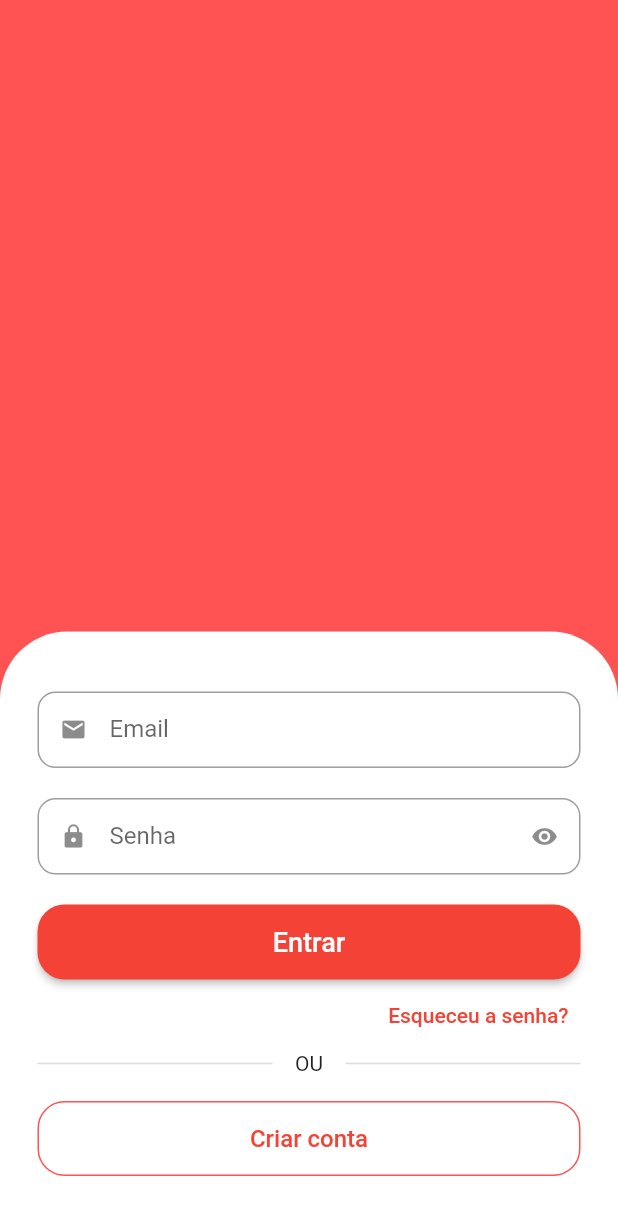
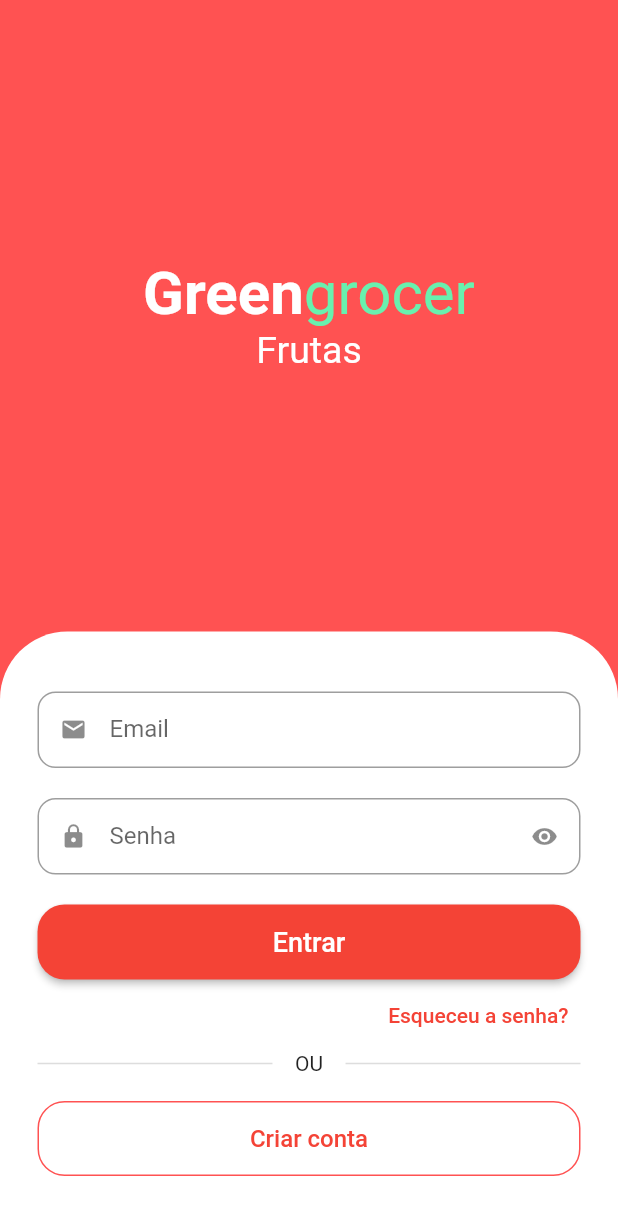
Before and after one commit to Wkerlyson/greengrocer, a Flutter app: the screen it shows after launch, on a phone screen of 412 x 824 dp. Shown: the top 1215 px of the screen. Run offline on Flutter 3.47's test engine with Material 2 defaults, Android fonts, the phone set to English and light mode, and no system bars; drawn by our look-alikes of animated_text_kit.

Commit message:
Adding app name and category animation

```diff
--- a/lib/src/auth/sign_in_screen.dart
+++ b/lib/src/auth/sign_in_screen.dart
@@ -1,3 +1,4 @@
+import 'package:animated_text_kit/animated_text_kit.dart';
 import 'package:flutter/material.dart';
 import 'package:greengrocer/src/auth/components/custom_text_field.dart';
 
@@ -11,8 +12,51 @@ class SignInScreen extends StatelessWidget {
       body: Column(
         children: [
           Expanded(
-            child: Container(
-              color: Colors.redAccent,
+            child: Column(
+              mainAxisAlignment: MainAxisAlignment.center,
+              children: [
+                //Nome do App
+                const Text.rich(
+                  TextSpan(
+                    style: TextStyle(fontSize: 40),
+                    children: [
+                      TextSpan(
+                        text: 'Green',
+                        style: TextStyle(
+                          color: Colors.white,
+                          fontWeight: FontWeight.bold,
+                        ),
+                      ),
+                      TextSpan(
+                        text: 'grocer',
+                        style: TextStyle(
+                          color: Colors.greenAccent,
+                        ),
+                      ),
+                    ],
+                  ),
+                ),
+
+                //Categorias
+                SizedBox(
+                  height: 30,
+                  child: DefaultTextStyle(
+                    style: const TextStyle(
+                      fontSize: 25,
+                    ),
+                    child: AnimatedTextKit(
+                      pause: Duration.zero,
+                      repeatForever: true,
+                      animatedTexts: [
+                        FadeAnimatedText('Frutas'),
+                        FadeAnimatedText('Verduras'),
+                        FadeAnimatedText('Legumes'),
+                        FadeAnimatedText('Carnes'),
+                      ],
+                    ),
+                  ),
+                )
+              ],
             ),
           ),
           Container(
--- a/pubspec.yaml
+++ b/pubspec.yaml
@@ -36,6 +36,7 @@ dependencies:
   # The following adds the Cupertino Icons font to your application.
   # Use with the CupertinoIcons class for iOS style icons.
   cupertino_icons: ^1.0.2
+  animated_text_kit: ^4.2.2
 
 dev_dependencies:
   flutter_test:
```
Also changed, not shown: pubspec.lock.
